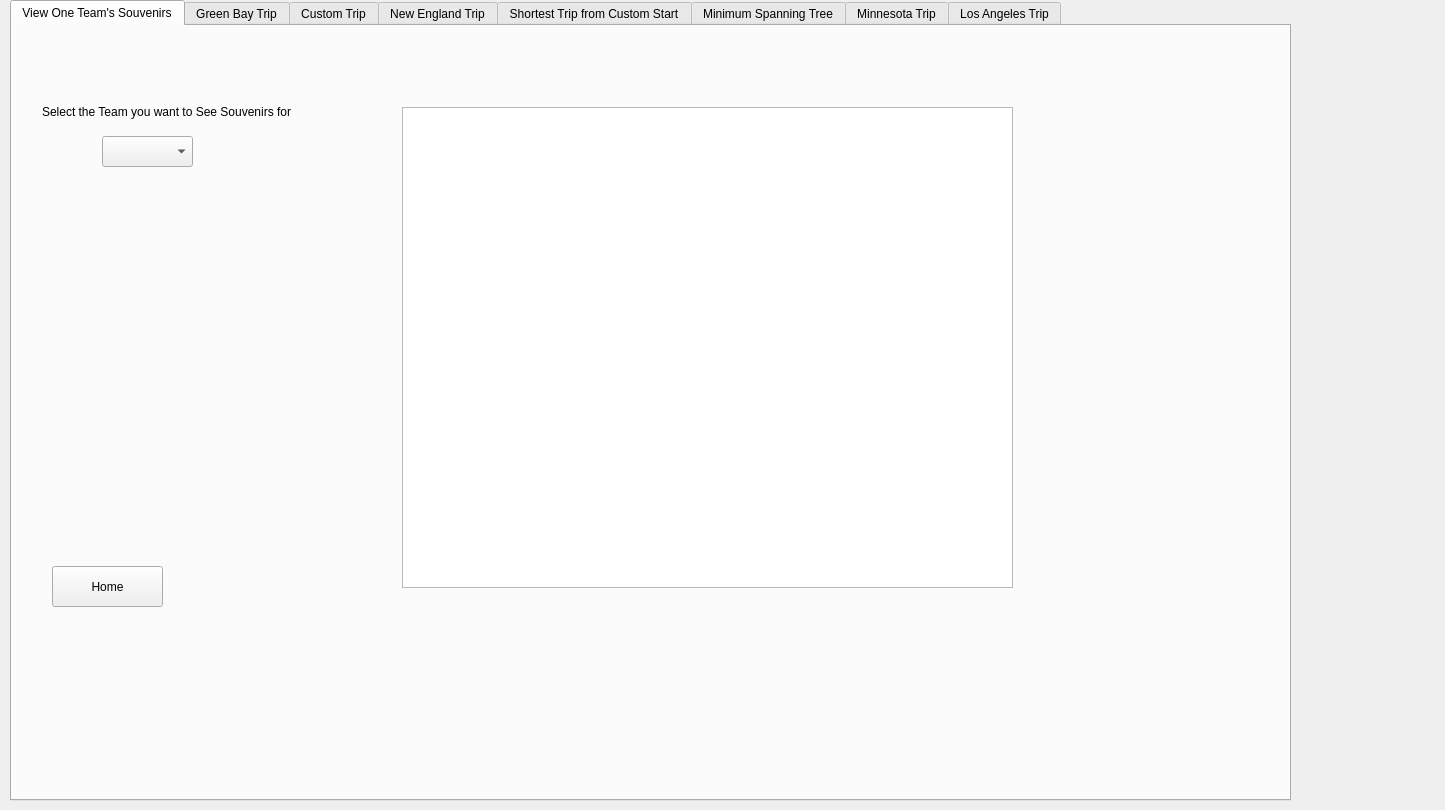
Before: the Qt Designer form SouvenirAndTrip.ui in TheBeesKnees111/Gamer-Girls, drawn with Qt 5.
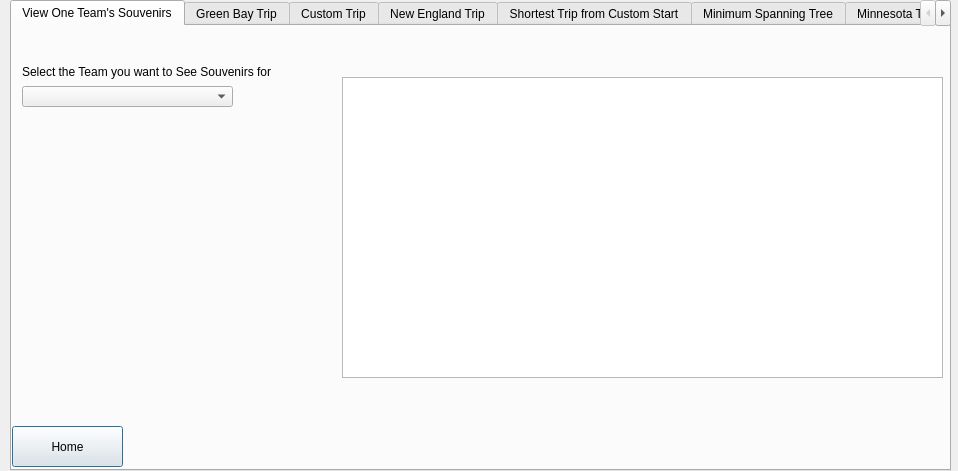
After: the same form once the commit is applied. The open tabs and pages were chosen to show the change.

```diff
--- a/SouvenirAndTrip.ui
+++ b/SouvenirAndTrip.ui
@@ -6,33 +6,20 @@
    <rect>
     <x>0</x>
     <y>0</y>
-    <width>1445</width>
-    <height>810</height>
+    <width>958</width>
+    <height>471</height>
    </rect>
   </property>
   <property name="windowTitle">
    <string>Dialog</string>
   </property>
-  <widget class="QPushButton" name="HomePushButton">
-   <property name="geometry">
-    <rect>
-     <x>40</x>
-     <y>590</y>
-     <width>101</width>
-     <height>31</height>
-    </rect>
-   </property>
-   <property name="text">
-    <string>Home</string>
-   </property>
-  </widget>
   <widget class="QTabWidget" name="TripAndSouvenirTabWidget">
    <property name="geometry">
     <rect>
      <x>10</x>
      <y>0</y>
-     <width>1281</width>
-     <height>801</height>
+     <width>941</width>
+     <height>471</height>
     </rect>
    </property>
    <property name="currentIndex">
@@ -45,18 +32,18 @@
     <widget class="QTableWidget" name="tableWidget">
      <property name="geometry">
       <rect>
-       <x>390</x>
-       <y>81</y>
-       <width>611</width>
-       <height>481</height>
+       <x>330</x>
+       <y>51</y>
+       <width>601</width>
+       <height>301</height>
       </rect>
      </property>
     </widget>
-    <widget class="QPushButton" name="HomePushButton_2">
+    <widget class="QPushButton" name="HomePushButton">
      <property name="geometry">
       <rect>
-       <x>40</x>
-       <y>540</y>
+       <x>0</x>
+       <y>400</y>
        <width>111</width>
        <height>41</height>
       </rect>
@@ -68,18 +55,18 @@
     <widget class="QComboBox" name="comboBox_3">
      <property name="geometry">
       <rect>
-       <x>90</x>
-       <y>110</y>
-       <width>91</width>
-       <height>31</height>
+       <x>10</x>
+       <y>60</y>
+       <width>211</width>
+       <height>21</height>
       </rect>
      </property>
     </widget>
     <widget class="QLabel" name="label">
      <property name="geometry">
       <rect>
-       <x>30</x>
-       <y>70</y>
+       <x>10</x>
+       <y>30</y>
        <width>321</width>
        <height>31</height>
       </rect>
```
Left out of the diff: 32 changed lines with no effect on the pictures.
